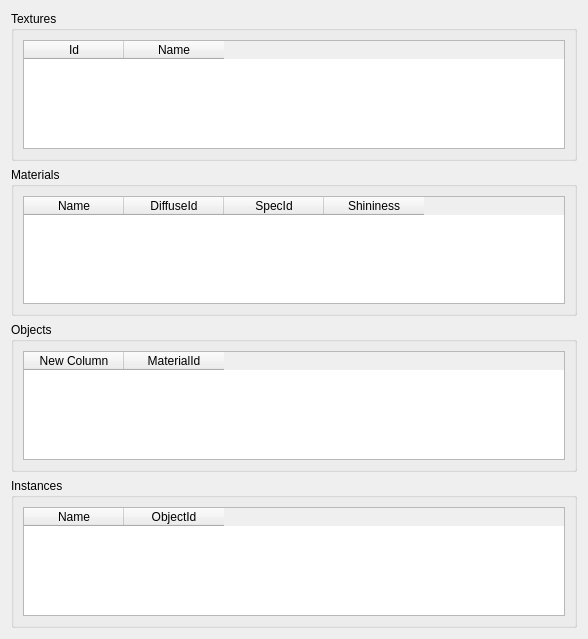
Above: src/RenderDataWidget.ui from MickaelOnTheWave/3dvisualizer before the change. Below: the same form after it.
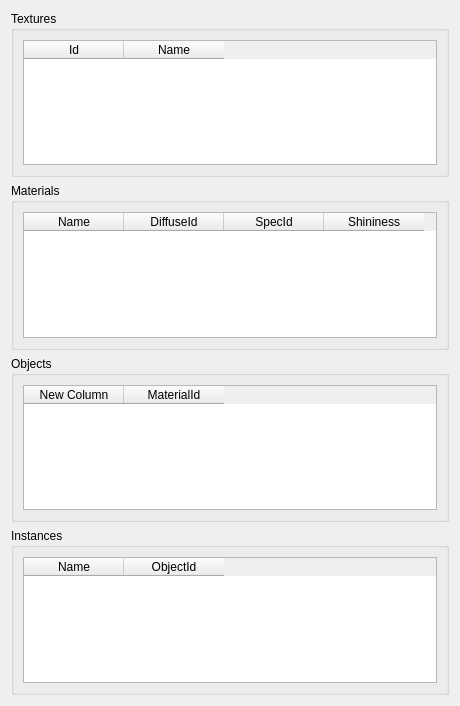
That is the form after the change.

Commit message: Improved handling of size in GenericDialog

The edit to the form file:
```diff
--- a/src/RenderDataWidget.ui
+++ b/src/RenderDataWidget.ui
@@ -6,8 +6,8 @@
    <rect>
     <x>0</x>
     <y>0</y>
-    <width>588</width>
-    <height>639</height>
+    <width>460</width>
+    <height>706</height>
    </rect>
   </property>
   <property name="windowTitle">
```
The commit also changes 1 other file.
